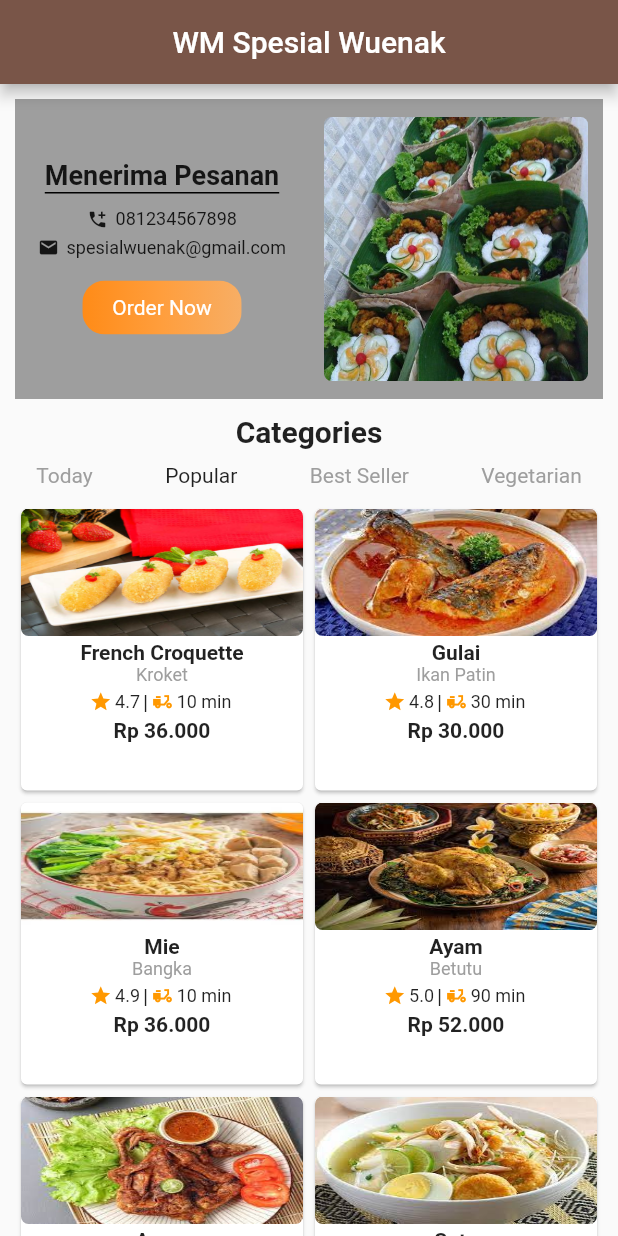
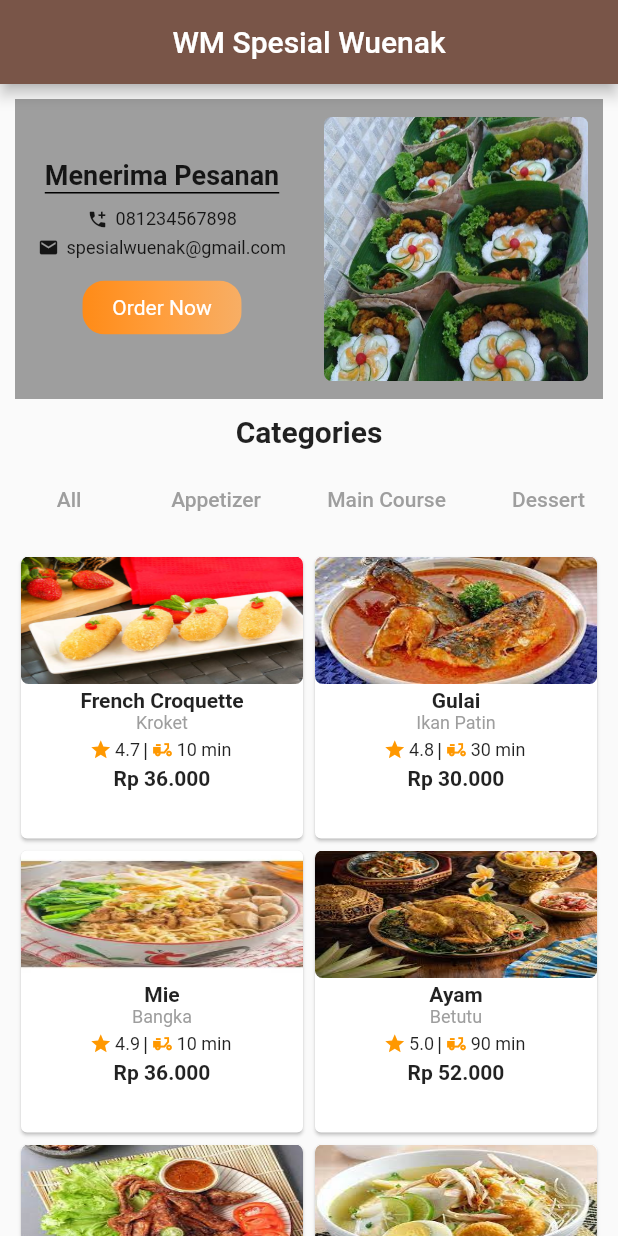
Before and after one commit to dewaasmara589/Belajar-Flutter, a Flutter app: the screen it shows after launch, on a phone screen of 412 x 824 dp. Run offline on Flutter 3.47's test engine with Material 2 defaults, Android fonts, the phone set to English and light mode, and no system bars.

Commit message:
submission_flutter_pemula_dicoding : Test MenuText with StatefulWidget

```diff
--- /dev/null
+++ b/submission_flutter_pemula_dicoding/lib/detail.dart
@@ -0,0 +1 @@
+import 'package:flutter/material.dart';
--- a/submission_flutter_pemula_dicoding/lib/main.dart
+++ b/submission_flutter_pemula_dicoding/lib/main.dart
@@ -100,7 +100,6 @@ class MainScreen extends StatelessWidget {
 
   @override
   Widget build(BuildContext context) {
-
     return Scaffold(
       appBar: AppBar(
         centerTitle: true,
@@ -239,26 +238,11 @@ class MainScreen extends StatelessWidget {
           const Row(
             mainAxisAlignment: MainAxisAlignment.spaceAround,
             children: <Widget> [
-              Text(
-                "Today",
-                style: TextStyle(
-                  color: Colors.grey,
-                ),
-              ),
-              Text("Popular"),
-              Text(
-                "Best Seller",
-                style: TextStyle(
-                color: Colors.grey,
-                ),
-              ),
-              Text(
-                "Vegetarian",
-                style: TextStyle(
-                color: Colors.grey,
-                ),
-              ),
-            ],
+              MenuText(titleMenu: 'All'),
+              MenuText(titleMenu: 'Appetizer'),
+              MenuText(titleMenu: 'Main Course'),
+              MenuText(titleMenu: 'Dessert'),
+            ]
           ),
           const SizedBox(height: 5.0,),
 
@@ -355,3 +339,34 @@ class MainScreen extends StatelessWidget {
     );
   }
 }
+
+class MenuText extends StatefulWidget {
+  final String titleMenu;
+
+  const MenuText({Key ? key, required this.titleMenu}) : super(key: key);
+
+  @override
+  State<MenuText> createState() => _MenuText();
+}
+
+class _MenuText extends State<MenuText> {
+  bool menuTextIsPressed = false;
+
+  @override
+  Widget build(BuildContext context) {
+    return TextButton(
+      onPressed: () {
+        setState(() {
+          menuTextIsPressed = !menuTextIsPressed;
+        });
+        },
+      style: TextButton.styleFrom(
+        primary: menuTextIsPressed ? Colors.black : Colors.grey,
+      ),
+      child: Text(
+        widget.titleMenu,
+        style: const TextStyle(fontSize: 14.0),
+      ),
+    );
+  }
+}
```
